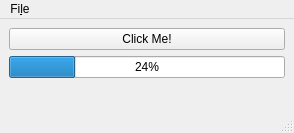
Above: mainwindow.ui from aleozlx/HPCMonitor before the change. Below: the same form after it.
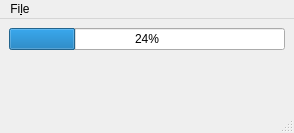
That is the form after the change.

```diff
--- a/mainwindow.ui
+++ b/mainwindow.ui
@@ -15,13 +15,6 @@
   </property>
   <widget class="QWidget" name="centralwidget">
    <layout class="QVBoxLayout" name="verticalLayout">
-    <item>
-     <widget class="QPushButton" name="pushButton">
-      <property name="text">
-       <string>Click Me!</string>
-      </property>
-     </widget>
-    </item>
     <item>
      <widget class="QProgressBar" name="progressBar">
       <property name="value">
```
Left out of the diff: 2 changed lines with no effect on the pictures.
